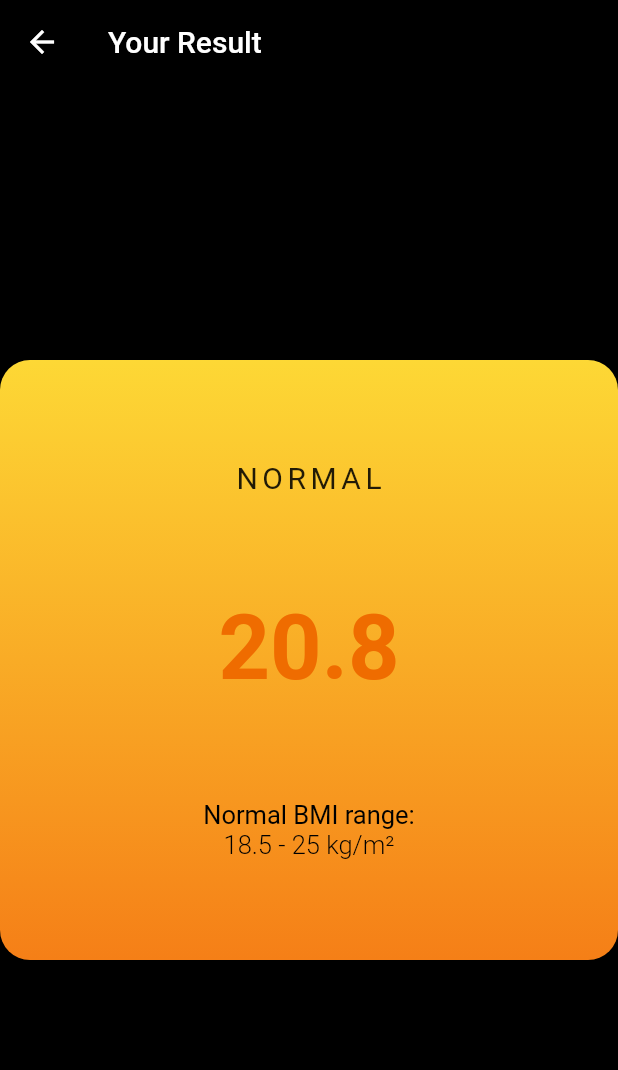
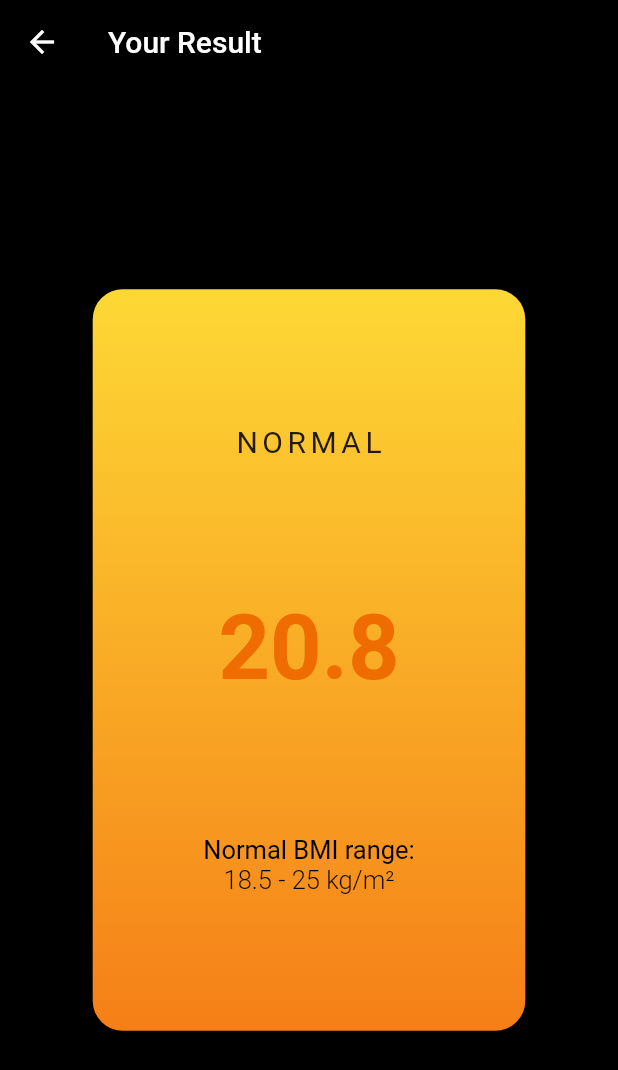
Before and after one commit to NikhilCodes/BMI-Calculator, a Flutter app: the screen it shows after launch, after a tap on "CALCULATE BMI", on a phone screen of 412 x 824 dp. Shown: the top 1070 px of the screen. Run offline on Flutter 3.47's test engine with Material 2 defaults, Android fonts, the light colour scheme and no system bars.

Commit message:
Minor Visual Fixes

```diff
--- a/lib/main.dart
+++ b/lib/main.dart
@@ -1,7 +1,5 @@
 import 'dart:math';
-import 'dart:ui';
 
-import 'package:flutter/cupertino.dart';
 import 'package:flutter/material.dart';
 
 import 'text_styles.dart';
@@ -97,7 +95,7 @@ class _MyHomePageState extends State<MyHomePage> {
                       color: Colors.white10,
                       splashColor: Colors.yellow.shade700,
                       onPressed: () {
-                        return null;
+                        gender = 1;
                       },
                     ),
                     RaisedButton(
@@ -128,7 +126,7 @@ class _MyHomePageState extends State<MyHomePage> {
                       color: Colors.white10,
                       splashColor: Colors.yellow.shade700,
                       onPressed: () {
-                        return null;
+                        gender = 2;
                       },
                     ),
                   ],
@@ -390,8 +388,8 @@ class ResultPage extends StatelessWidget {
       ),
       body: Center(
         child: Container(
-          height: window.physicalSize.height / 4.5,
-          width: window.physicalSize.width / 4,
+          height: MediaQuery.of(context).size.height * 0.6,
+          width: MediaQuery.of(context).size.width * 0.7,
           decoration: BoxDecoration(
               gradient: LinearGradient(
                 colors: [
```
